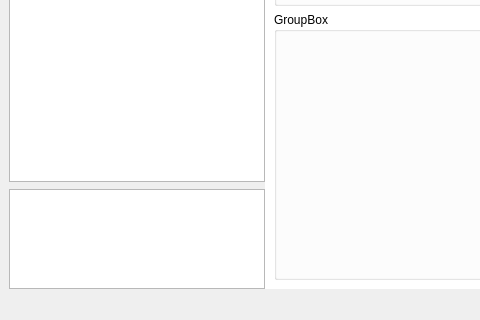
This is interfazPrincipalAlt.ui in IgnacioOchoa/SimAerop as Qt 5 draws it before an edit; both pictures show x 0 to 480 and y 280 to 600 of the 800 by 600 pixel window. The edited form follows.
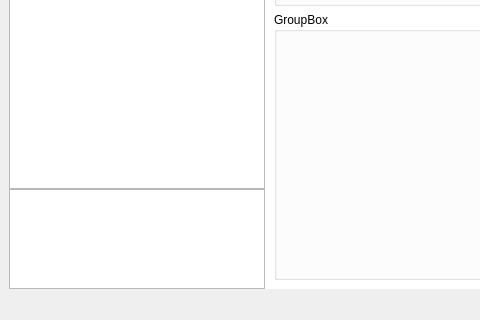
This is the edited form.

Commit message:
Se pulieron cosas visuales de la interfaz
Siguiendo con el enfoque alternativo para la interfaz, se corrigieron
algunos detalles visuales, se establecio un tamaño minimo de la ventana
principal y se elimino codigo que ya no se estaba usando.

Patch:
```diff
--- a/interfazPrincipalAlt.ui
+++ b/interfazPrincipalAlt.ui
@@ -21,12 +21,12 @@
     <item>
      <layout class="QVBoxLayout" name="verticalLayout">
       <property name="spacing">
-       <number>7</number>
+       <number>0</number>
       </property>
       <item>
        <widget class="QListWidget" name="listWidget">
         <property name="sizePolicy">
-         <sizepolicy hsizetype="Preferred" vsizetype="Expanding">
+         <sizepolicy hsizetype="Preferred" vsizetype="Preferred">
           <horstretch>0</horstretch>
           <verstretch>0</verstretch>
          </sizepolicy>
```
The commit also changes 4 other files.
